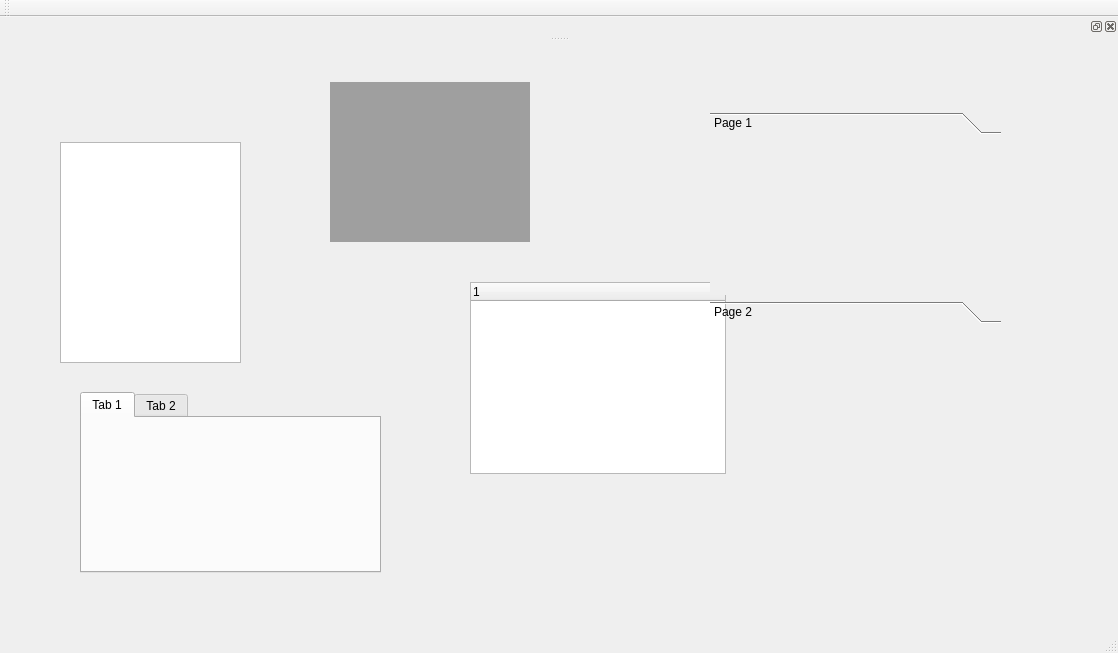
The window that QT_ui/mainwindow.ui (hidog/QT_test) describes before a commit, drawn with Qt 5.
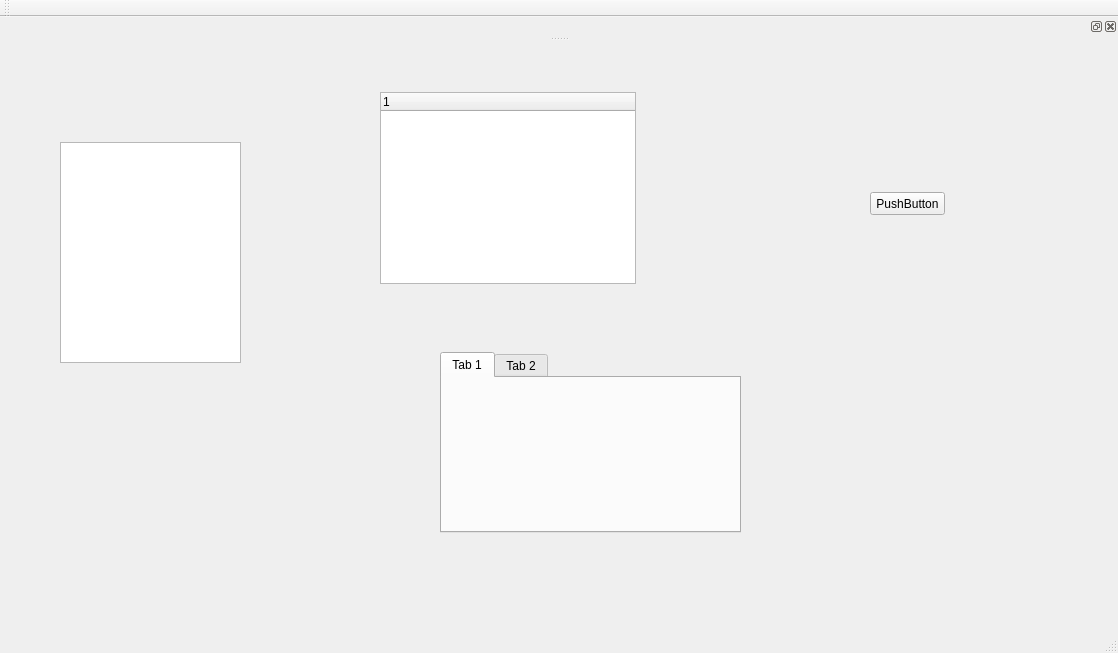
The same window after the commit.

```diff
--- a/QT_ui/mainwindow.ui
+++ b/QT_ui/mainwindow.ui
@@ -27,8 +27,8 @@
    <widget class="QTreeWidget" name="treeWidget">
     <property name="geometry">
      <rect>
-      <x>470</x>
-      <y>240</y>
+      <x>380</x>
+      <y>50</y>
       <width>256</width>
       <height>192</height>
      </rect>
@@ -39,50 +39,11 @@
      </property>
     </column>
    </widget>
-   <widget class="QToolBox" name="toolBox">
-    <property name="geometry">
-     <rect>
-      <x>710</x>
-      <y>70</y>
-      <width>291</width>
-      <height>211</height>
-     </rect>
-    </property>
-    <property name="currentIndex">
-     <number>0</number>
-    </property>
-    <widget class="QWidget" name="page">
-     <property name="geometry">
-      <rect>
-       <x>0</x>
-       <y>0</y>
-       <width>291</width>
-       <height>159</height>
-      </rect>
-     </property>
-     <attribute name="label">
-      <string>Page 1</string>
-     </attribute>
-    </widget>
-    <widget class="QWidget" name="page_2">
-     <property name="geometry">
-      <rect>
-       <x>0</x>
-       <y>0</y>
-       <width>100</width>
-       <height>30</height>
-      </rect>
-     </property>
-     <attribute name="label">
-      <string>Page 2</string>
-     </attribute>
-    </widget>
-   </widget>
    <widget class="QTabWidget" name="tabWidget">
     <property name="geometry">
      <rect>
-      <x>80</x>
-      <y>350</y>
+      <x>440</x>
+      <y>310</y>
       <width>301</width>
       <height>181</height>
      </rect>
@@ -98,26 +59,17 @@
      </attribute>
     </widget>
    </widget>
-   <widget class="QStackedWidget" name="stackedWidget">
+   <widget class="QPushButton" name="pushButton">
     <property name="geometry">
      <rect>
-      <x>650</x>
-      <y>410</y>
-      <width>271</width>
-      <height>131</height>
+      <x>870</x>
+      <y>150</y>
+      <width>75</width>
+      <height>23</height>
      </rect>
     </property>
-    <widget class="QWidget" name="page_3"/>
-    <widget class="QWidget" name="page_4"/>
-   </widget>
-   <widget class="QMdiArea" name="mdiArea">
-    <property name="geometry">
-     <rect>
-      <x>330</x>
-      <y>40</y>
-      <width>200</width>
-      <height>160</height>
-     </rect>
+    <property name="text">
+     <string>PushButton</string>
     </property>
    </widget>
   </widget>
```
